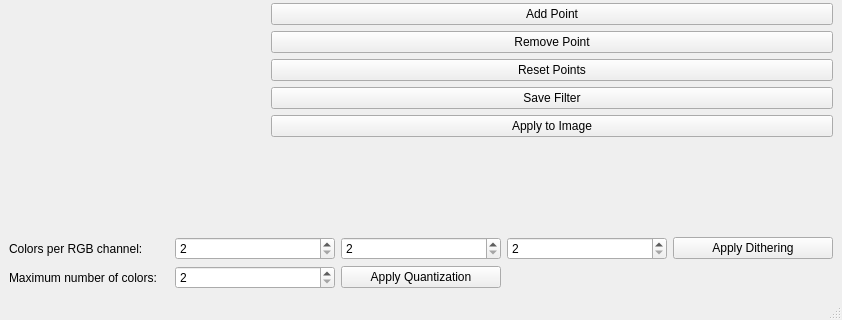
First picture: the form in project_2/ImageFilterApp/gui/mainwindow.ui, repository matined/computer-graphics-1, before the edit; both pictures show x 0 to 842 and y 550 to 870 of the 842 by 870 pixel window.
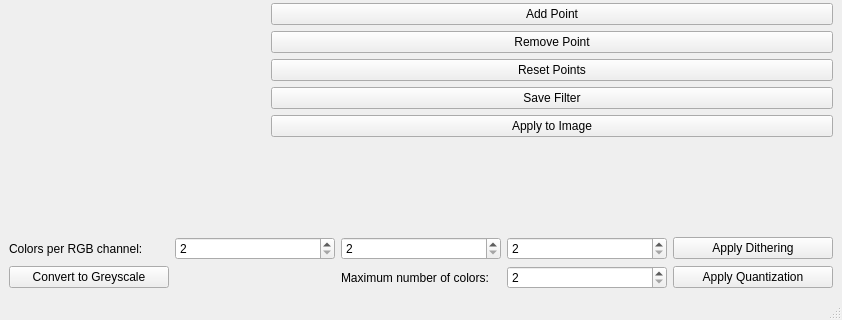
Second picture: the form after the edit. Custom widgets are drawn as their Qt base class.

Commit message: feat: quantization for project 2

The edit to the form file:
```diff
--- a/project_2/ImageFilterApp/gui/mainwindow.ui
+++ b/project_2/ImageFilterApp/gui/mainwindow.ui
@@ -262,14 +262,14 @@
           </property>
          </widget>
         </item>
-        <item row="1" column="0">
-         <widget class="QLabel" name="label_5">
+        <item row="1" column="4">
+         <widget class="QPushButton" name="applyQuantization">
           <property name="text">
-           <string>Maximum number of colors:</string>
+           <string>Apply Quantization</string>
           </property>
          </widget>
         </item>
-        <item row="1" column="1">
+        <item row="1" column="3">
          <widget class="QSpinBox" name="quantizationMaximumColors">
           <property name="minimum">
            <number>2</number>
@@ -280,9 +280,16 @@
          </widget>
         </item>
         <item row="1" column="2">
-         <widget class="QPushButton" name="applyQuantization">
+         <widget class="QLabel" name="label_5">
           <property name="text">
-           <string>Apply Quantization</string>
+           <string>Maximum number of colors:</string>
+          </property>
+         </widget>
+        </item>
+        <item row="1" column="0">
+         <widget class="QPushButton" name="convertToGreyscale">
+          <property name="text">
+           <string>Convert to Greyscale</string>
           </property>
          </widget>
         </item>
```
The commit also changes 4 other files.
